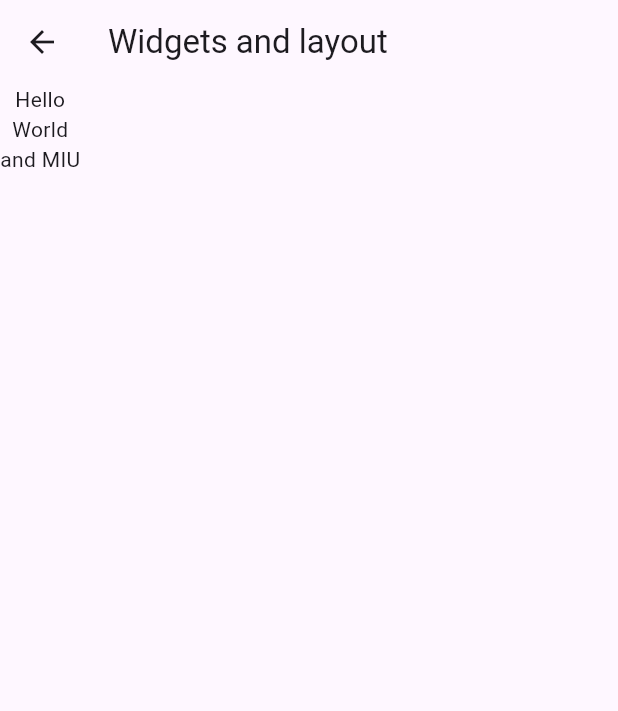
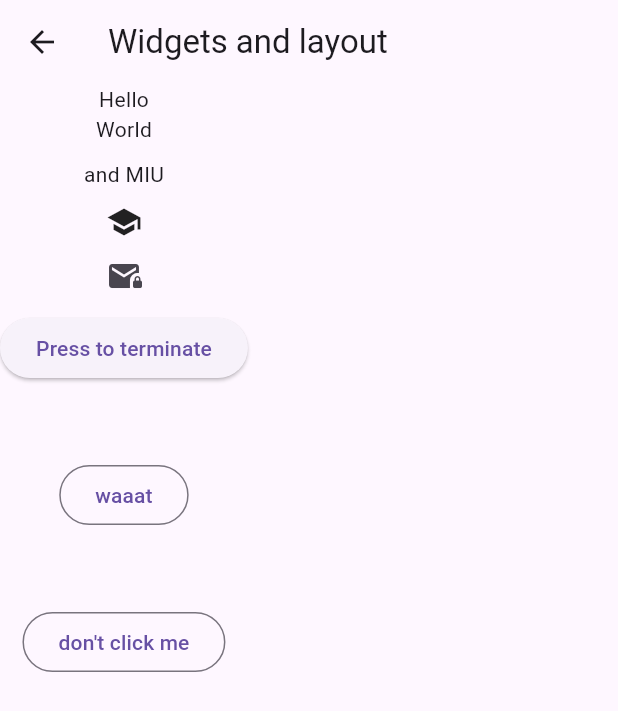
Before and after one commit to 1onest4r/Leran, a Flutter app: the WidgetsLayoutDemo screen opened directly, on a phone screen of 412 x 824 dp. Shown: the top 711 px of the screen. Run offline on Flutter 3.47's test engine with Material 3 defaults, Android fonts, the phone set to English and light mode, and no system bars.

Commit message:
learned about how icons and buttons could be used

```diff
--- a/lib/widgets_layout_demo.dart
+++ b/lib/widgets_layout_demo.dart
@@ -7,7 +7,30 @@ class WidgetsLayoutDemo extends StatelessWidget {
   Widget build(BuildContext context) {
     return Scaffold(
       appBar: AppBar(title: Text("Widgets and layout")),
-      body: Column(children: [Text("Hello"), Text("World"), Text("and MIU")]),
+      body: Column(
+        children: [
+          Text("Hello"),
+          Text("World"),
+          Padding(padding: const EdgeInsets.all(10.0), child: Text("and MIU")),
+          Icon(Icons.school),
+          IconButton(onPressed: () {}, icon: Icon(Icons.mail_lock)),
+          ElevatedButton(onPressed: () {}, child: Text("Press to terminate")),
+          SizedBox(height: 50),
+          OutlinedButton(
+            onPressed: () {
+              print("pressed these");
+            },
+            child: Text("waaat"),
+          ),
+          SizedBox(height: 50),
+          OutlinedButton(
+            onPressed: () {
+              print("pressed those");
+            },
+            child: Text("don't click me"),
+          ),
+        ],
+      ),
     );
   }
 }
```
